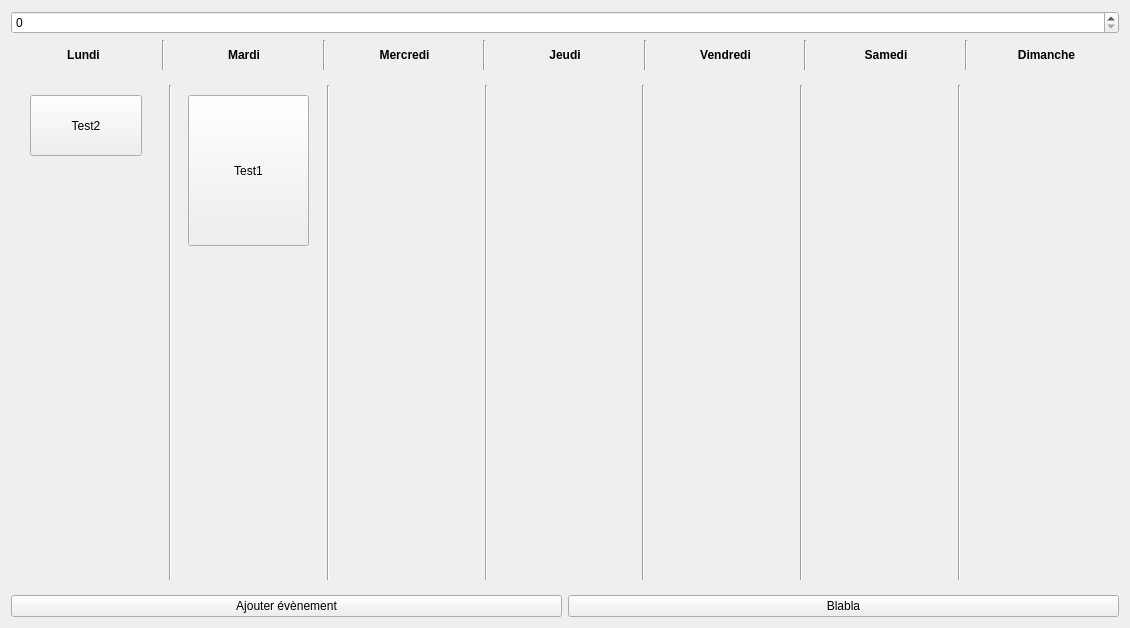
This is Code source/ProjectCalendar/weekcalendar.ui in SteveLagache/LO21-ProjectCalendarV2 as Qt 5 draws it before an edit. The edited form follows.
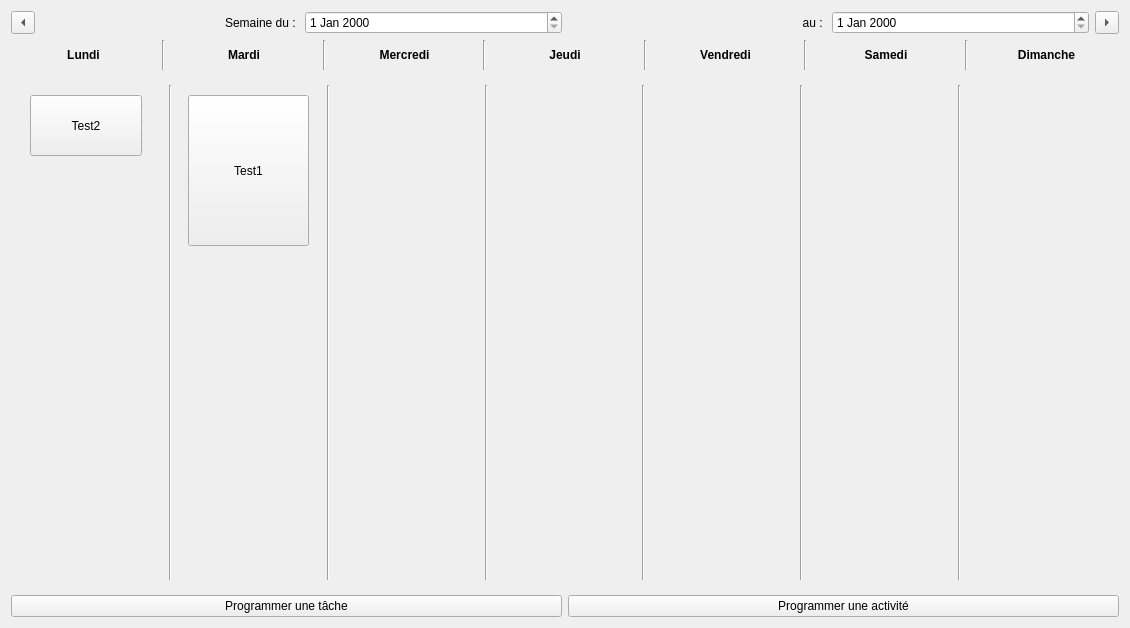
This is the edited form.

What changed in the file:
```diff
--- a/Code source/ProjectCalendar/weekcalendar.ui
+++ b/Code source/ProjectCalendar/weekcalendar.ui
@@ -27,7 +27,50 @@
        <item>
         <layout class="QHBoxLayout" name="jours">
          <item>
-          <widget class="QSpinBox" name="spinBox"/>
+          <widget class="QToolButton" name="toolButton">
+           <property name="text">
+            <string>...</string>
+           </property>
+           <property name="arrowType">
+            <enum>Qt::LeftArrow</enum>
+           </property>
+          </widget>
+         </item>
+         <item>
+          <widget class="QLabel" name="label_2">
+           <property name="text">
+            <string>Semaine du : </string>
+           </property>
+           <property name="alignment">
+            <set>Qt::AlignRight|Qt::AlignTrailing|Qt::AlignVCenter</set>
+           </property>
+          </widget>
+         </item>
+         <item>
+          <widget class="QDateEdit" name="dateLundi"/>
+         </item>
+         <item>
+          <widget class="QLabel" name="label">
+           <property name="text">
+            <string>au : </string>
+           </property>
+           <property name="alignment">
+            <set>Qt::AlignRight|Qt::AlignTrailing|Qt::AlignVCenter</set>
+           </property>
+          </widget>
+         </item>
+         <item>
+          <widget class="QDateEdit" name="dateDimanche"/>
+         </item>
+         <item>
+          <widget class="QToolButton" name="toolButton_2">
+           <property name="text">
+            <string>...</string>
+           </property>
+           <property name="arrowType">
+            <enum>Qt::RightArrow</enum>
+           </property>
+          </widget>
          </item>
         </layout>
        </item>
@@ -446,14 +489,14 @@
        <item>
         <widget class="QPushButton" name="pushButton_4">
          <property name="text">
-          <string>Ajouter évènement</string>
+          <string>Programmer une tâche</string>
          </property>
         </widget>
        </item>
        <item>
         <widget class="QPushButton" name="pushButton_3">
          <property name="text">
-          <string>Blabla</string>
+          <string>Programmer une activité</string>
          </property>
         </widget>
        </item>
```
Left out of the diff: 4 changed lines with no effect on the pictures.
